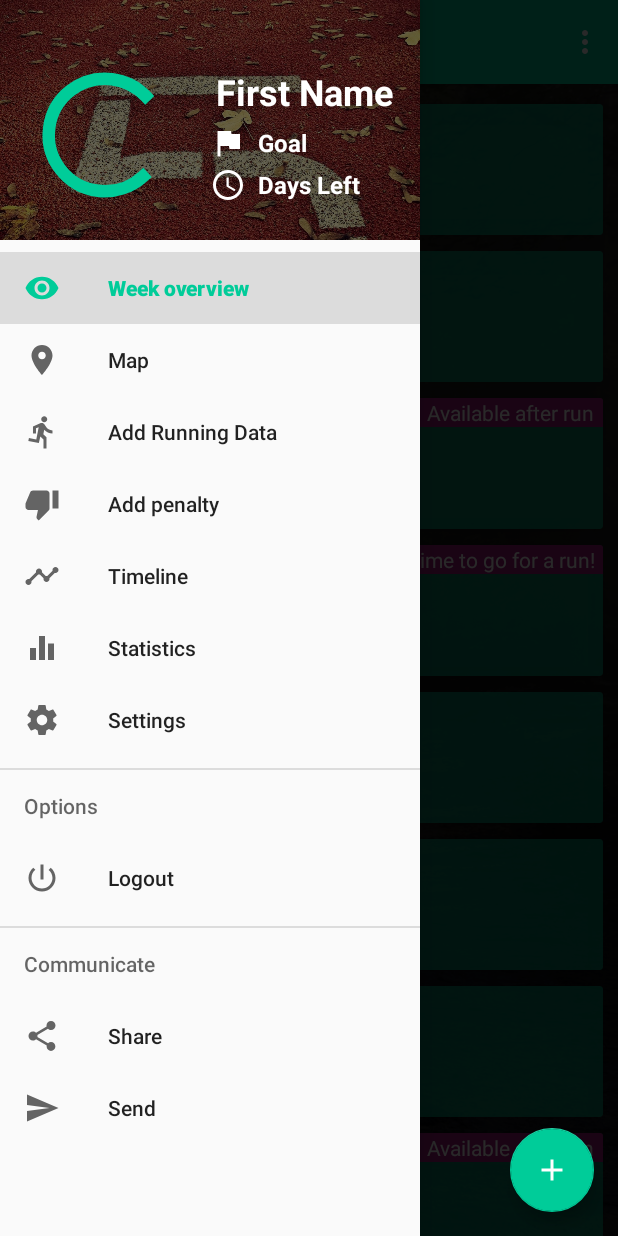
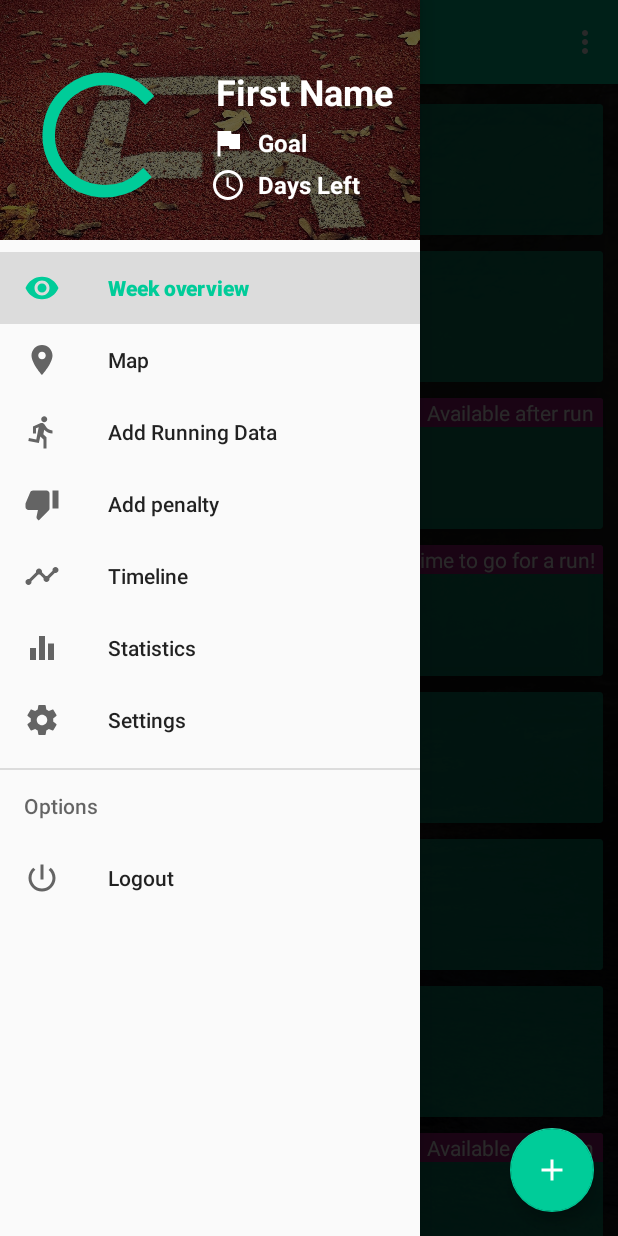
Before and after one commit to Querra/run-lazy-droid, an Android app: the MainActivity screen opened directly, with no data from a screen before it, with the side drawer open, on a phone screen of 412 x 824 dp. Run offline under Robolectric (Android 15) with nearby library versions, the phone set to English and light mode, and no system bars; our stand-ins replace Dagger/Hilt's generated code; libraries missing offline, so code that uses them is left out: com.facebook, com.facebook.internal, com.facebook.login, com.mikhaellopez.circularprogressbar, io.realm and 2 more; plain views replace CircularProgressBar; 30 statements that could not run were skipped.

```diff
--- a/app/src/main/java/de/querra/mobile/runlazydroid/activities/BaseNavigationActivity.java
+++ b/app/src/main/java/de/querra/mobile/runlazydroid/activities/BaseNavigationActivity.java
@@ -264,10 +264,6 @@ public abstract class BaseNavigationActivity extends AppCompatActivity
             LoginManager.getInstance().logOut();
             startActivity(new Intent(this, LoginActivity.class));
             finish();
-        } else if (id == R.id.nav_share) {
-            // TODO: share intent
-        } else if (id == R.id.nav_send) {
-            // TODO: share intent
         }
 
         DrawerLayout drawer = (DrawerLayout) findViewById(R.id.drawer_layout);
--- a/app/src/main/res/menu/activity_main_drawer.xml
+++ b/app/src/main/res/menu/activity_main_drawer.xml
@@ -41,17 +41,4 @@
         </menu>
     </item>
 
-    <item android:title="@string/communicate">
-        <menu>
-            <item
-                android:id="@+id/nav_share"
-                android:icon="@drawable/ic_menu_share"
-                android:title="@string/share" />
-            <item
-                android:id="@+id/nav_send"
-                android:icon="@drawable/ic_menu_send"
-                android:title="@string/send" />
-        </menu>
-    </item>
-
 </menu>
```
Also changed, not shown: app/src/main/java/de/querra/mobile/runlazydroid/activities/MapHandler.java (+24 -3 lines).
